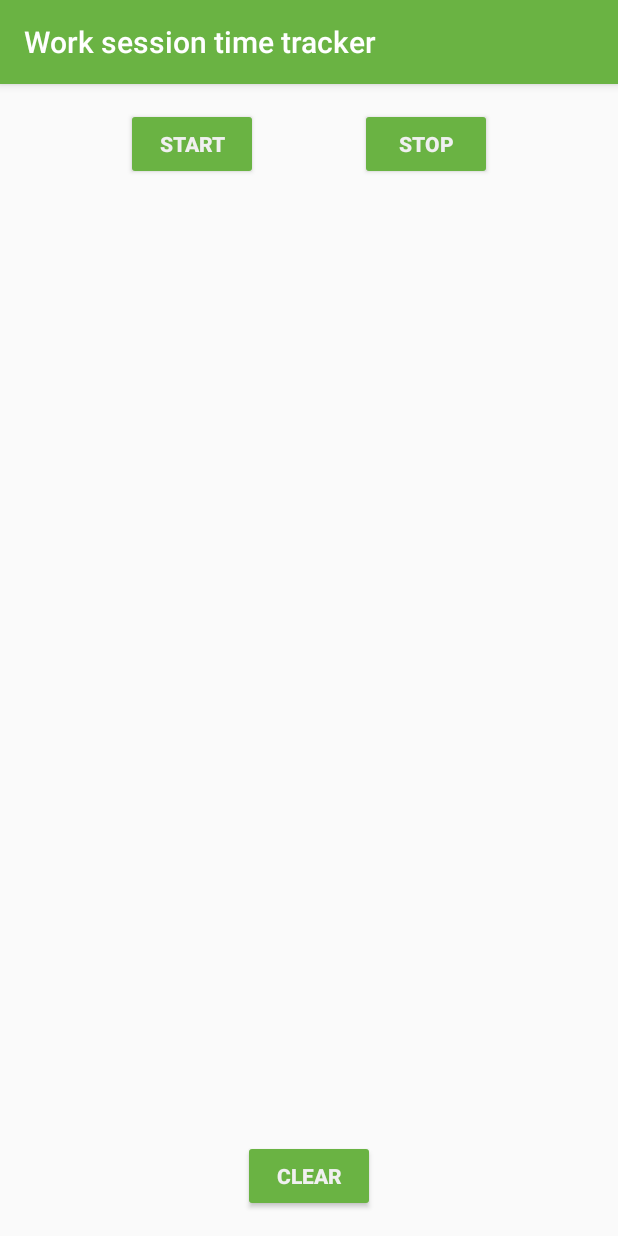
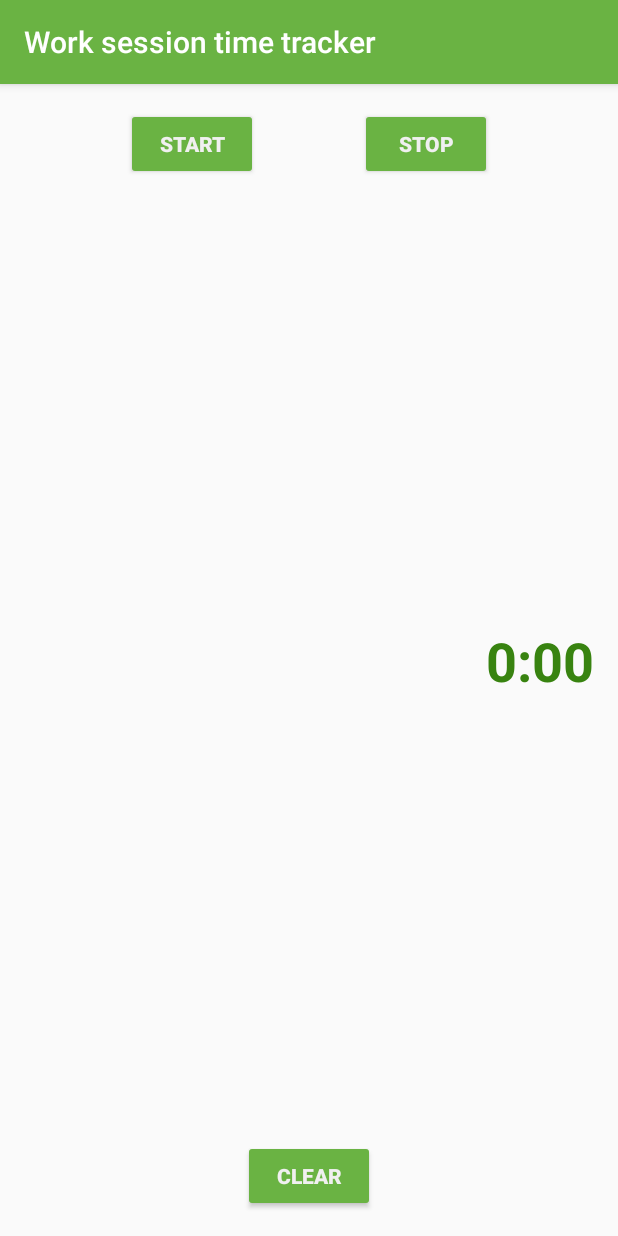
Before and after one commit to IDemetrus/sleep_tracker, an Android app: the screen it shows after launch (MainActivity), on a phone screen of 412 x 824 dp. Run offline under Robolectric (Android 15) with nearby library versions, the phone set to English and light mode, and no system bars; our stand-ins replace Room's generated code, data binding; Roboto replaces fonts that are not available here; 4 statements that could not run were skipped.

Commit message:
add timer

```diff
--- a/app/src/main/java/com/example/android/trackmysleepquality/sleeptracker/SleepTrackerFragment.kt
+++ b/app/src/main/java/com/example/android/trackmysleepquality/sleeptracker/SleepTrackerFragment.kt
@@ -17,9 +17,11 @@
 package com.example.android.trackmysleepquality.sleeptracker
 
 import android.os.Bundle
+import android.util.Log
 import android.view.LayoutInflater
 import android.view.View
 import android.view.ViewGroup
+import android.widget.Toast
 import androidx.appcompat.app.AlertDialog
 import androidx.databinding.DataBindingUtil
 import androidx.fragment.app.Fragment
@@ -71,6 +73,11 @@ class SleepTrackerFragment : Fragment() {
         }
         })
 
+        sleepTrackerVm.timeLeftString.observe(viewLifecycleOwner, Observer {
+            Log.i("SleepTrackerFragment","$it")
+            binding.timerTv.text = "$it"
+        })
+
         //Snackbar event
         sleepTrackerVm.showSnackbarEvent.observe(viewLifecycleOwner, Observer {
             if (it == true) {
--- a/app/src/main/java/com/example/android/trackmysleepquality/sleeptracker/SleepTrackerViewModel.kt
+++ b/app/src/main/java/com/example/android/trackmysleepquality/sleeptracker/SleepTrackerViewModel.kt
@@ -46,12 +46,17 @@ class SleepTrackerViewModel(val database: SleepDatabaseDao,
     //For timer
     var timeLeft : Long = 60000*45
     @SuppressLint("SimpleDateFormat")
-    var timeString = SimpleDateFormat("HH:mm:ss")
+    var timeStringFormat = SimpleDateFormat("mm:ss")
+
+    private var _timeLeftString = MediatorLiveData<String?>()
+    val timeLeftString: LiveData<String?>
+        get() = _timeLeftString
 
     private val timer = object : CountDownTimer(timeLeft, 1000){
         override fun onTick(millisUntilFinished: Long) {
+            _timeLeftString.value = timeStringFormat.format(Date(millisUntilFinished - (1000*60*60*3)))
             Log.i("SleepTrackerViewModel", "->" +
-                    " Time left: ${timeString.format(Date(millisUntilFinished - (1000*60*60*3)))}") }
+                    " Time left: ${timeLeftString.value}") }
 
         override fun onFinish() {
             Log.i("SleepTrackerViewModel", "-> Finish")
--- a/app/src/main/res/layout/fragment_sleep_tracker.xml
+++ b/app/src/main/res/layout/fragment_sleep_tracker.xml
@@ -32,6 +32,8 @@
     <androidx.constraintlayout.widget.ConstraintLayout
         android:layout_width="match_parent"
         android:layout_height="match_parent"
+        app:layout_constraintBottom_toBottomOf="@+id/timerTv"
+        app:layout_constraintTop_toBottomOf="@+id/timerTv"
         tools:context=".sleeptracker.SleepTrackerFragment">
 
         <!-- Simplest way of displaying scrollable text and data. There is a
@@ -39,11 +41,11 @@
              RecyclerView in a later lesson. -->
 
         <ScrollView
-            android:layout_width="match_parent"
+            android:id="@+id/scrollView2"
+            android:layout_width="0dp"
             android:layout_height="0dp"
             app:layout_constraintBottom_toTopOf="@+id/clear_button"
-            app:layout_constraintEnd_toEndOf="parent"
-            app:layout_constraintRight_toRightOf="parent"
+            app:layout_constraintEnd_toStartOf="@+id/timerTv"
             app:layout_constraintStart_toStartOf="parent"
             app:layout_constraintTop_toBottomOf="@+id/stop_button">
 
@@ -71,9 +73,9 @@
             android:layout_width="wrap_content"
             android:layout_height="wrap_content"
             android:layout_marginStart="@dimen/margin"
+            android:enabled="@{sleepTrackerVm.startBtnVisible}"
+            android:onClick="@{() -> sleepTrackerVm.onStartTracking()}"
             android:text="@string/start"
-            android:onClick="@{() -> sleepTrackerVm.onStartTracking()}"
-            android:enabled="@{sleepTrackerVm.startBtnVisible}"
             app:layout_constraintBaseline_toBaselineOf="@id/stop_button"
             app:layout_constraintEnd_toStartOf="@+id/stop_button"
             app:layout_constraintHorizontal_chainStyle="spread"
@@ -86,9 +88,9 @@
             android:layout_height="wrap_content"
             android:layout_marginTop="@dimen/margin"
             android:layout_marginEnd="@dimen/margin"
+            android:enabled="@{sleepTrackerVm.stopBtnVisible}"
+            android:onClick="@{() -> sleepTrackerVm.onStopTracking()}"
             android:text="@string/stop"
-            android:onClick="@{() -> sleepTrackerVm.onStopTracking()}"
-            android:enabled="@{sleepTrackerVm.stopBtnVisible}"
             app:layout_constraintEnd_toEndOf="parent"
             app:layout_constraintStart_toEndOf="@+id/start_button"
             app:layout_constraintTop_toTopOf="parent" />
@@ -101,12 +103,25 @@
             android:layout_marginStart="@dimen/margin"
             android:layout_marginEnd="@dimen/margin"
             android:layout_marginBottom="@dimen/margin"
+            android:enabled="@{sleepTrackerVm.clearBtnVisible}"
+            android:onClick="@{() -> sleepTrackerVm.onClear()}"
             android:text="@string/clear"
-            android:onClick="@{() -> sleepTrackerVm.onClear()}"
-            android:enabled="@{sleepTrackerVm.clearBtnVisible}"
             app:layout_constraintBottom_toBottomOf="parent"
             app:layout_constraintEnd_toEndOf="parent"
             app:layout_constraintStart_toStartOf="parent" />
 
+        <TextView
+            android:id="@+id/timerTv"
+            android:layout_width="wrap_content"
+            android:layout_height="wrap_content"
+            android:layout_marginEnd="16dp"
+            android:textSize="36sp"
+            android:textStyle="bold"
+            android:textColor="@color/colorPrimaryDark"
+            android:text="0:00"
+            app:layout_constraintBottom_toTopOf="@+id/clear_button"
+            app:layout_constraintEnd_toEndOf="parent"
+            app:layout_constraintTop_toBottomOf="@+id/stop_button" />
+
     </androidx.constraintlayout.widget.ConstraintLayout>
 </layout>
```
